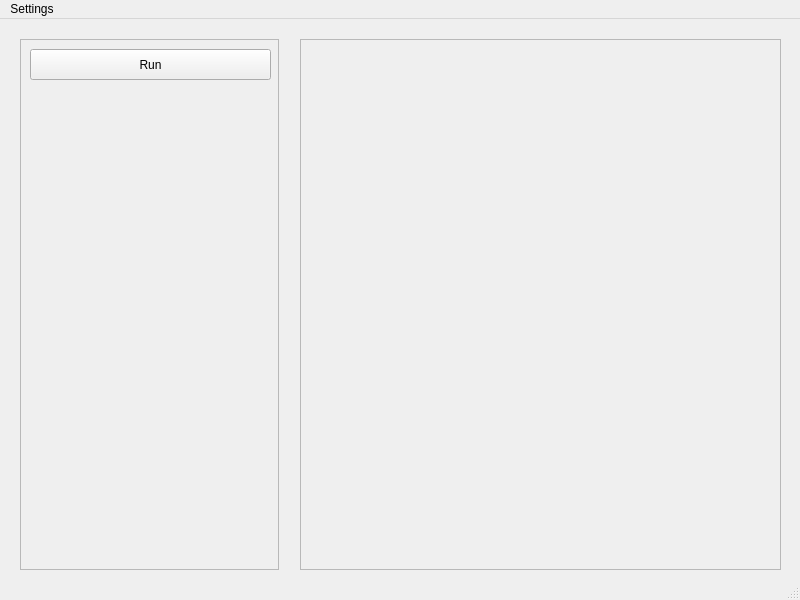
First picture: the form in MainWindow.ui, repository DevelopmentGaggle/HACKMIT-22, before the edit.
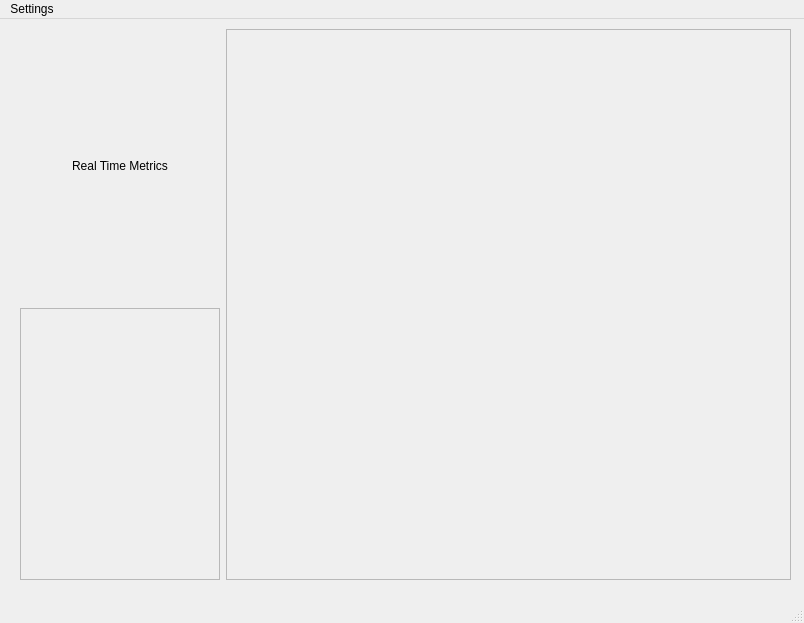
Second picture: the form after the edit.

Commit message: big yikes

The edit to the form file:
```diff
--- a/MainWindow.ui
+++ b/MainWindow.ui
@@ -6,79 +6,56 @@
    <rect>
     <x>0</x>
     <y>0</y>
-    <width>800</width>
-    <height>600</height>
+    <width>804</width>
+    <height>623</height>
    </rect>
   </property>
   <property name="windowTitle">
    <string>MainWindow</string>
   </property>
   <widget class="QWidget" name="centralwidget">
-   <widget class="QScrollArea" name="scrollArea">
-    <property name="geometry">
-     <rect>
-      <x>300</x>
-      <y>20</y>
-      <width>481</width>
-      <height>531</height>
-     </rect>
-    </property>
-    <property name="frameShadow">
-     <enum>QFrame::Plain</enum>
-    </property>
-    <property name="widgetResizable">
-     <bool>true</bool>
-    </property>
-    <widget class="QWidget" name="scrollAreaWidgetContents">
-     <property name="geometry">
-      <rect>
-       <x>0</x>
-       <y>0</y>
-       <width>479</width>
-       <height>529</height>
-      </rect>
-     </property>
-     <widget class="QWidget" name="verticalLayoutWidget">
-      <property name="geometry">
-       <rect>
-        <x>0</x>
-        <y>0</y>
-        <width>481</width>
-        <height>531</height>
-       </rect>
-      </property>
-      <layout class="QVBoxLayout" name="verticalLayout"/>
-     </widget>
-    </widget>
-   </widget>
-   <widget class="QFrame" name="frame">
+   <widget class="QWidget" name="horizontalLayoutWidget">
     <property name="geometry">
      <rect>
       <x>20</x>
-      <y>20</y>
-      <width>259</width>
-      <height>531</height>
+      <y>10</y>
+      <width>771</width>
+      <height>551</height>
      </rect>
     </property>
+    <layout class="QHBoxLayout" name="horizontalLayout" stretch="0,0">
+     <item>
+      <layout class="QVBoxLayout" name="verticalLayout_3">
+       <item>
+        <widget class="QLabel" name="label">
+         <property name="sizePolicy">
+          <sizepolicy hsizetype="Minimum" vsizetype="Preferred">
+           <horstretch>0</horstretch>
+           <verstretch>0</verstretch>
+          </sizepolicy>
+         </property>
+         <property name="minimumSize">
+          <size>
+           <width>200</width>
+           <height>0</height>
+          </size>
+         </property>
+         <property name="text">
+          <string>Real Time Metrics</string>
+         </property>
+         <property name="alignment">
+          <set>Qt::AlignCenter</set>
+         </property>
+        </widget>
+       </item>
+       <item>
+        <widget class="QFrame" name="frame">
     <property name="frameShape">
      <enum>QFrame::StyledPanel</enum>
     </property>
     <property name="frameShadow">
      <enum>QFrame::Raised</enum>
     </property>
-    <widget class="QPushButton" name="runButton">
-     <property name="geometry">
-      <rect>
-       <x>10</x>
-       <y>10</y>
-       <width>241</width>
-       <height>31</height>
-      </rect>
-     </property>
-     <property name="text">
-      <string>Run</string>
-     </property>
-    </widget>
     <widget class="QWidget" name="verticalLayoutWidget_2">
      <property name="geometry">
       <rect>
@@ -95,6 +72,42 @@
      </layout>
     </widget>
    </widget>
+       </item>
+      </layout>
+     </item>
+     <item>
+      <widget class="QScrollArea" name="scrollArea">
+       <property name="frameShadow">
+        <enum>QFrame::Plain</enum>
+       </property>
+       <property name="widgetResizable">
+        <bool>true</bool>
+       </property>
+       <widget class="QWidget" name="scrollAreaWidgetContents">
+        <property name="geometry">
+         <rect>
+          <x>0</x>
+          <y>0</y>
+          <width>559</width>
+          <height>547</height>
+         </rect>
+        </property>
+        <widget class="QWidget" name="verticalLayoutWidget">
+         <property name="geometry">
+          <rect>
+           <x>0</x>
+           <y>0</y>
+           <width>681</width>
+           <height>551</height>
+          </rect>
+         </property>
+         <layout class="QVBoxLayout" name="verticalLayout"/>
+        </widget>
+       </widget>
+      </widget>
+     </item>
+    </layout>
+   </widget>
   </widget>
   <widget class="QStatusBar" name="statusbar"/>
   <widget class="QMenuBar" name="menubar">
@@ -102,7 +115,7 @@
     <rect>
      <x>0</x>
      <y>0</y>
-     <width>800</width>
+     <width>804</width>
      <height>22</height>
     </rect>
    </property>
```
Lines whose indentation alone changed are shown as unchanged. The commit also changes 2 other files.
